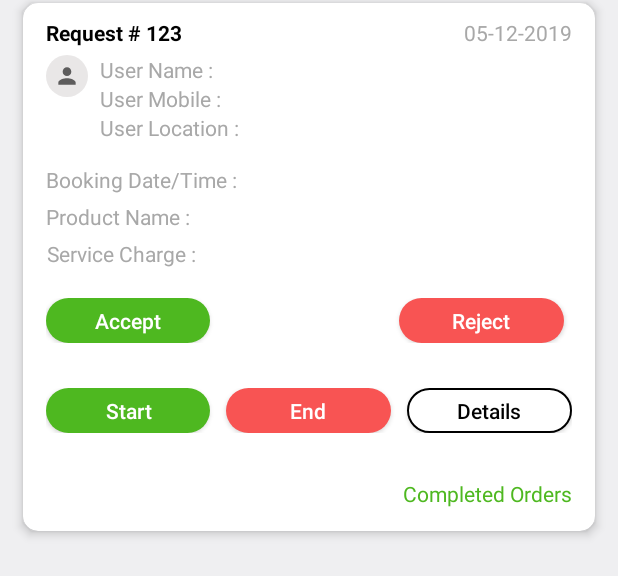
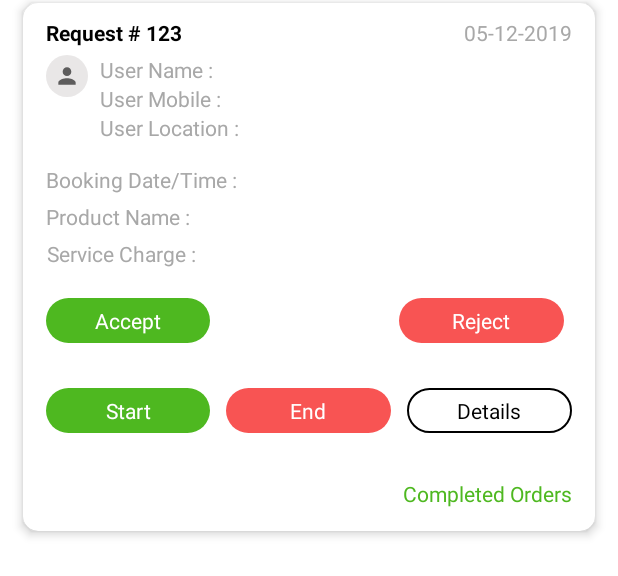
Before and after one commit to DineshAndroapps/WitgoedXeprt-Technician, an Android app: the layout item_my_orders_layout.xml on its own in the app's theme, with its tools: preview values and no code run, on a phone screen of 412 x 824 dp. Shown: the top 576 px of the screen. Run offline under Robolectric (Android 15) with nearby library versions, the phone set to English and light mode, and no system bars; network calls fail.

Commit message:
Issued Fixed.

```diff
--- a/app/src/main/java/com/witgoedxpert/technician/Fragments/Complete_F.java
+++ b/app/src/main/java/com/witgoedxpert/technician/Fragments/Complete_F.java
@@ -151,7 +151,9 @@ public class Complete_F extends Fragment {
                             placeModel.image = BMIReport.getString("image");
                             placeModel.service_staus = "complete";
                             placeModel.service_charge = BMIReport.getString("service_charge");
-
+                            placeModel.time = BMIReport.getString("time");
+                            placeModel.date = BMIReport.getString("date");
+                            placeModel.status = BMIReport.getString("status");
 
                             home_data_list.add(placeModel);
                         }
--- a/app/src/main/java/com/witgoedxpert/technician/Fragments/Pending_F.java
+++ b/app/src/main/java/com/witgoedxpert/technician/Fragments/Pending_F.java
@@ -221,8 +221,11 @@ public class Pending_F extends Fragment {
                             placeModel.product_name = BMIReport.getString("product_name");
                             placeModel.image = BMIReport.getString("image");
                             placeModel.service_charge = BMIReport.getString("service_charge");
+                            placeModel.time = BMIReport.getString("time");
+                            placeModel.date = BMIReport.getString("date");
+                            placeModel.status = BMIReport.getString("status");
                             placeModel.service_staus = "pending";
-
+                            ;//book_now=0 book_later=1
                             home_data_list.add(placeModel);
                         }
                         // rv_list.setAdapter(new AdapterAppointment(home_data_list, (AppCompatActivity) getActivity()));
--- a/app/src/main/java/com/witgoedxpert/technician/Fragments/Process_F.java
+++ b/app/src/main/java/com/witgoedxpert/technician/Fragments/Process_F.java
@@ -363,6 +363,10 @@ public class Process_F extends Fragment {
                             placeModel.image = BMIReport.getString("image");
                             placeModel.service_staus = "process";
                             placeModel.service_charge = BMIReport.getString("service_charge");
+                            placeModel.time = BMIReport.getString("time");
+                            placeModel.date = BMIReport.getString("date");
+                            placeModel.service_status = BMIReport.getString("service_status");
+                            placeModel.status = BMIReport.getString("status");
                             home_data_list.add(placeModel);
                         }
                         // rv_list.setAdapter(new AdapterAppointment(home_data_list, (AppCompatActivity) getActivity()));
--- a/app/src/main/java/com/witgoedxpert/technician/model/OrderModel.java
+++ b/app/src/main/java/com/witgoedxpert/technician/model/OrderModel.java
@@ -21,4 +21,8 @@ public class OrderModel implements Serializable {
     public String product_name;
     public String service_staus;
     public String service_charge;
+    public String status;
+    public String service_status;
+    public String time;
+    public String date;
 }
--- a/app/src/main/res/layout/activity_login.xml
+++ b/app/src/main/res/layout/activity_login.xml
@@ -68,6 +68,7 @@
 
                         <com.google.android.material.textfield.TextInputEditText
                             android:id="@+id/edPhone"
+                            style="@style/edt_layout_login_InputEditText"
                             android:layout_width="match_parent"
                             android:layout_height="wrap_content"
                             android:imeOptions="actionNext"
--- a/app/src/main/res/layout/item_my_orders_layout.xml
+++ b/app/src/main/res/layout/item_my_orders_layout.xml
@@ -2,8 +2,7 @@
 <LinearLayout xmlns:android="http://schemas.android.com/apk/res/android"
     xmlns:app="http://schemas.android.com/apk/res-auto"
     android:layout_width="match_parent"
-    android:layout_height="match_parent"
-    android:background="@color/bg_recycler_screen"
+    android:layout_height="wrap_content"
     android:orientation="vertical">
 
 
@@ -286,12 +285,14 @@
                 android:weightSum="3">
 
 
-                <Button
+                <TextView
                     android:id="@+id/btn_yes"
                     android:layout_width="0dp"
                     android:layout_height="match_parent"
                     android:layout_marginRight="5dp"
                     android:layout_weight="1"
+                    android:textAlignment="center"
+                    android:gravity="center_vertical"
                     android:background="@drawable/d_rounded_greeen"
                     android:text="Accept"
                     android:textAllCaps="false"
@@ -300,7 +301,7 @@
                     android:visibility="visible" />
 
 
-                <Button
+                <TextView
                     android:id="@+id/btn_details"
                     android:layout_width="0dp"
                     android:layout_height="match_parent"
@@ -314,13 +315,15 @@
                     android:textSize="14dp"
                     android:visibility="invisible" />
 
-                <Button
+                <TextView
                     android:id="@+id/btn_no"
                     android:layout_width="0dp"
                     android:layout_height="match_parent"
                     android:layout_marginLeft="5dp"
                     android:layout_marginRight="5dp"
                     android:layout_weight="1"
+                    android:textAlignment="center"
+                    android:gravity="center_vertical"
                     android:background="@drawable/d_rounded_dialog_right"
                     android:text="Reject"
                     android:textAllCaps="false"
@@ -340,12 +343,14 @@
                 android:orientation="horizontal">
 
 
-                <Button
+                <TextView
                     android:id="@+id/btn_start"
                     android:layout_width="0dp"
                     android:layout_height="match_parent"
                     android:layout_marginRight="5dp"
                     android:layout_weight="1"
+                    android:textAlignment="center"
+                    android:gravity="center_vertical"
                     android:background="@drawable/d_rounded_greeen"
                     android:text="Start"
                     android:textAllCaps="false"
@@ -353,13 +358,15 @@
                     android:textSize="14dp"
                     android:visibility="visible" />
 
-                <Button
+                <TextView
                     android:id="@+id/btn_end"
                     android:layout_width="0dp"
                     android:layout_height="match_parent"
                     android:layout_marginLeft="5dp"
                     android:layout_marginRight="5dp"
                     android:layout_weight="1"
+                    android:textAlignment="center"
+                    android:gravity="center_vertical"
                     android:background="@drawable/d_rounded_dialog_right"
                     android:text="End"
                     android:textAllCaps="false"
@@ -367,7 +374,7 @@
                     android:textSize="14dp"
                     android:visibility="visible" />
 
-                <Button
+                <TextView
                     android:id="@+id/btn_paid"
                     android:layout_width="0dp"
                     android:layout_height="match_parent"
@@ -381,7 +388,7 @@
                     android:textSize="14dp"
                     android:visibility="gone" />
 
-                <Button
+                <TextView
                     android:id="@+id/btn_details_p"
                     android:layout_width="0dp"
                     android:layout_height="match_parent"
@@ -407,7 +414,7 @@
                 android:orientation="horizontal">
 
 
-                <Button
+                <TextView
                     android:layout_width="0dp"
                     android:layout_height="match_parent"
                     android:layout_marginRight="5dp"
--- a/app/src/main/res/menu/menu_navigation_drawer_news.xml
+++ b/app/src/main/res/menu/menu_navigation_drawer_news.xml
@@ -10,9 +10,8 @@
             android:title="Home" />
         <item
             android:id="@+id/nav_sefie"
-
-            android:title="My Orders" />
-
+            android:title="My Orders"
+            android:visible="false" />
 
 
     </group>
```
Also changed, not shown: app/src/main/java/com/witgoedxpert/technician/Adapters/AdapterAppointment.java (+25 -3 lines), app/src/main/res/layout/activity_my_order_details.xml (+13 -6 lines), app/src/main/res/values/styles.xml (+25 -9 lines).
